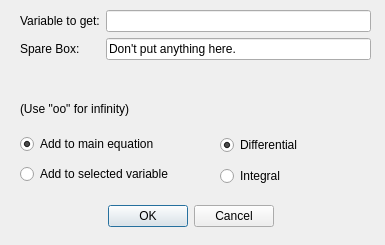
Before: the Qt Designer form diffIntegral.ui in smartycope/MathTranspiler, drawn with Qt 5.
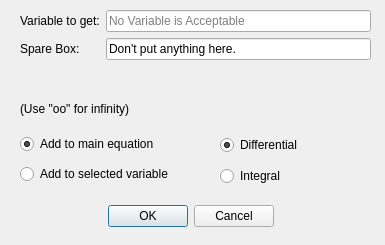
After: the same form once the commit is applied.

Commit message: Stable version: Changed how the code tab works

```diff
--- a/diffIntegral.ui
+++ b/diffIntegral.ui
@@ -59,7 +59,11 @@
      </widget>
     </item>
     <item row="0" column="1">
-     <widget class="QLineEdit" name="var"/>
+     <widget class="QLineEdit" name="var">
+      <property name="placeholderText">
+       <string>No Variable is Acceptable</string>
+      </property>
+     </widget>
     </item>
     <item row="1" column="0">
      <widget class="QLabel" name="label_2">
```
The commit also changes 7 other files.
